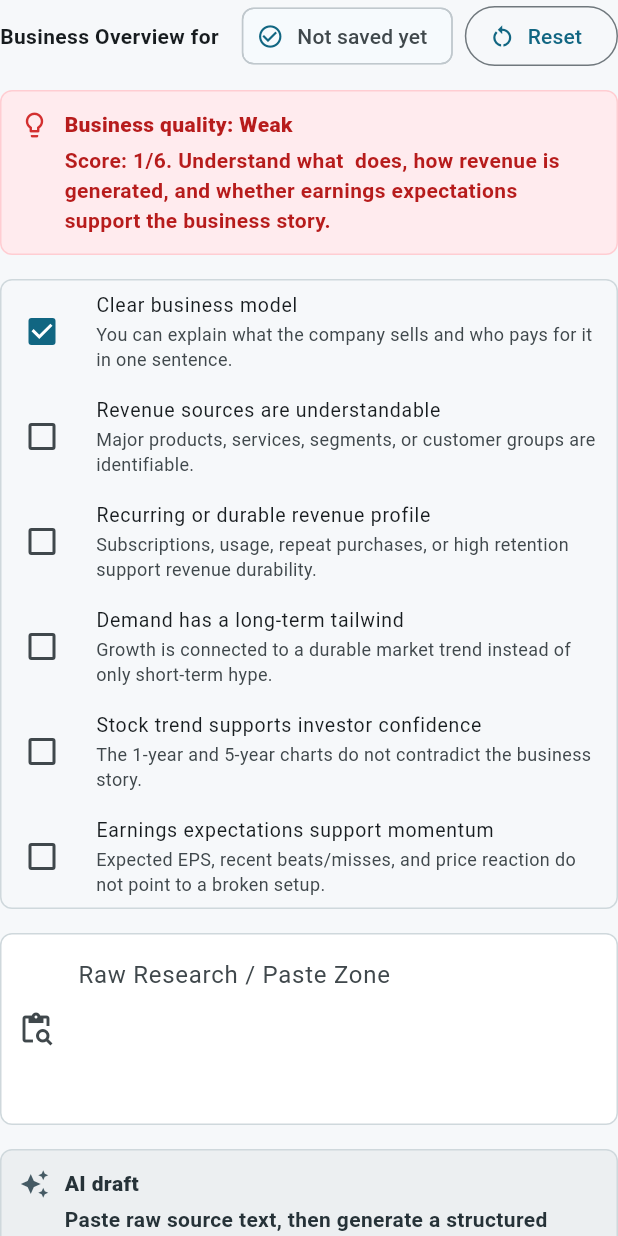
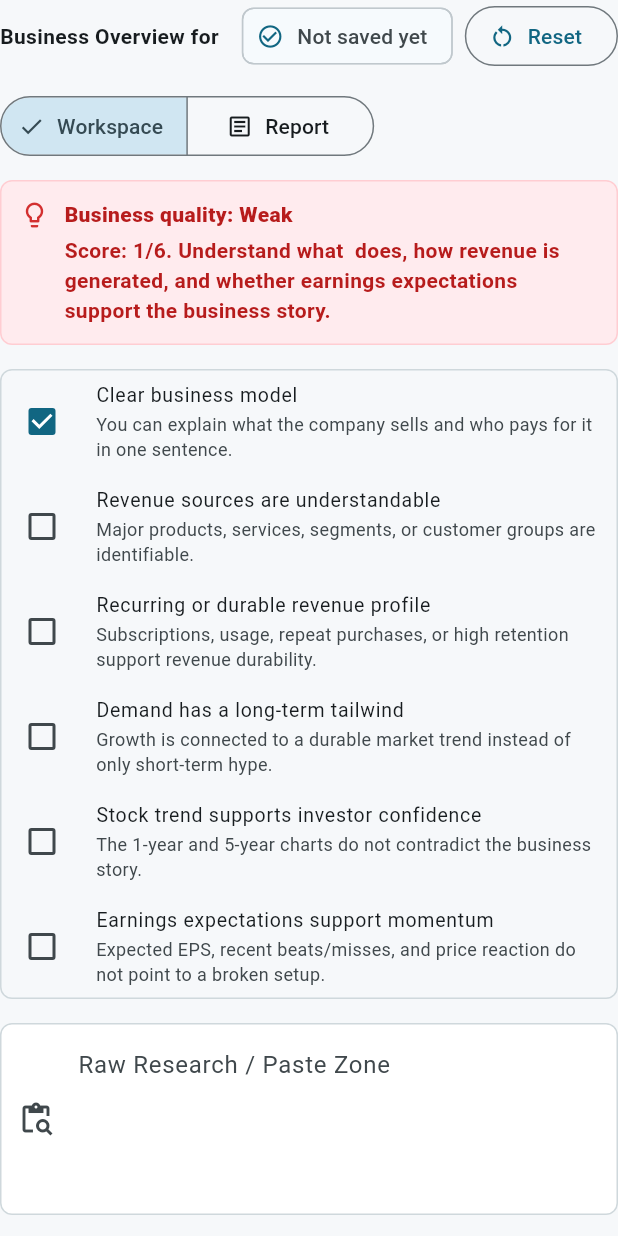
Before and after one commit to lamadipen/stock_analyzer, a Flutter app: the BusinessOverviewContent widget shown alone on an empty page, opened directly with empty values, on a phone screen of 412 x 824 dp. Run offline on Flutter 3.47's test engine with Material 3 defaults, Android fonts, the phone set to English and light mode, and no system bars; our stand-ins replace shared_preferences; accounts and stored records are empty.

Commit message:
Create a Notion-style bullet summary renderer   Your screenshot has a clean bullet report style. The app could generate a polished read-only summary from saved fields, so each section has both “workspace mode” and “report mode”.

```diff
--- a/stock_analyzer_app/lib/features/stock_analyzer/presentation/widgets/business_overview_content.dart
+++ b/stock_analyzer_app/lib/features/stock_analyzer/presentation/widgets/business_overview_content.dart
@@ -4,7 +4,7 @@ import 'package:flutter/material.dart';
 import 'package:stock_analyzer_app/core/services/ollama_ai_service.dart';
 import 'package:stock_analyzer_app/core/services/stock_analysis_storage.dart';
 import 'package:stock_analyzer_app/core/utils/ticker_links.dart';
-import 'package:stock_analyzer_app/features/stock_analyzer/presentation/theme/analysis_colors.dart';
+import 'package:stock_analyzer_app/features/stock_analyzer/presentation/widgets/notion_bullet_summary.dart';
 import 'package:stock_analyzer_app/features/stock_analyzer/presentation/widgets/section_save_status_chip.dart';
 import 'package:stock_analyzer_app/features/stock_analyzer/presentation/widgets/shared_analysis_widgets.dart';
 
@@ -43,6 +43,7 @@ class _BusinessOverviewContentState extends State<BusinessOverviewContent> {
   bool _isGenerating = false;
   bool _hasSavedData = false;
   bool _suspendAutosave = false;
+  bool _showReportMode = false;
   DateTime? _lastSavedAt;
   String? _errorMessage;
   late List<_BusinessChecklistItem> _items = _defaultItems();
@@ -312,27 +313,6 @@ class _BusinessOverviewContentState extends State<BusinessOverviewContent> {
     };
   }
 
-  String get _reportPreview {
-    final values = [
-      ('Business model', _businessModelController.text),
-      ('Revenue sources', _revenueSourcesController.text),
-      ('Main segment', _mainSegmentController.text),
-      ('Growth driver', _growthDriverController.text),
-      ('Earnings signal', _earningsSignalController.text),
-      ('Stock trend', _stockTrendController.text),
-    ];
-
-    final filled = values
-        .where((entry) => entry.$2.trim().isNotEmpty)
-        .map((entry) => '- ${entry.$1}: ${entry.$2.trim()}')
-        .join('\n');
-
-    return [
-      '${widget.ticker.toUpperCase()} business quality: $_qualityLabel ($_qualityScore/${_items.length}).',
-      if (filled.isNotEmpty) filled,
-    ].join('\n\n');
-  }
-
   @override
   void dispose() {
     _saveDebounce?.cancel();
@@ -378,6 +358,16 @@ class _BusinessOverviewContentState extends State<BusinessOverviewContent> {
           ],
         ),
         const SizedBox(height: 12),
+        _SectionModeToggle(
+          showReportMode: _showReportMode,
+          onChanged: (value) => setState(() => _showReportMode = value),
+        ),
+        const SizedBox(height: 12),
+        if (_showReportMode) ...[
+          _businessOverviewReport(),
+          const SizedBox(height: 16),
+          ReferenceLinks(title: 'Business Overview References:', links: links),
+        ] else ...[
           AppNote(
             title: 'Business quality: $_qualityLabel',
             icon: Icons.lightbulb_outline,
@@ -511,7 +501,7 @@ class _BusinessOverviewContentState extends State<BusinessOverviewContent> {
             ],
           ),
           const SizedBox(height: 16),
-        _ReportPreviewCard(report: _reportPreview),
+          _businessOverviewReport(),
           const SizedBox(height: 16),
           const AppNote(
             tone: AppNoteTone.info,
@@ -530,7 +520,71 @@ class _BusinessOverviewContentState extends State<BusinessOverviewContent> {
           const SizedBox(height: 16),
           ReferenceLinks(title: 'Business Overview References:', links: links),
         ],
+      ],
     );
+  }
+
+  Widget _businessOverviewReport() {
+    return NotionBulletSummary(
+      title: '${widget.ticker.toUpperCase()} Business Overview',
+      subtitle:
+          'Business quality: $_qualityLabel ($_qualityScore/${_items.length}).',
+      bullets: [
+        NotionSummaryBullet(
+          label: 'Business model',
+          value: _businessModelController.text.trim(),
+          icon: Icons.business_center_outlined,
+          tone: AppSummaryTone.info,
+        ),
+        NotionSummaryBullet(
+          label: 'Revenue sources',
+          value: _revenueSourcesController.text.trim(),
+          icon: Icons.payments_outlined,
+          tone: AppSummaryTone.info,
+        ),
+        NotionSummaryBullet(
+          label: 'Main segment',
+          value: _mainSegmentController.text.trim(),
+          icon: Icons.account_tree_outlined,
+          tone: AppSummaryTone.neutral,
+        ),
+        NotionSummaryBullet(
+          label: 'Growth driver',
+          value: _growthDriverController.text.trim(),
+          icon: Icons.trending_up,
+          tone: AppSummaryTone.success,
+        ),
+        NotionSummaryBullet(
+          label: 'Earnings signal',
+          value: _earningsSignalController.text.trim(),
+          icon: Icons.event_available_outlined,
+          tone: AppSummaryTone.warning,
+        ),
+        NotionSummaryBullet(
+          label: 'Stock trend',
+          value: _stockTrendController.text.trim(),
+          icon: Icons.show_chart,
+          tone: AppSummaryTone.neutral,
+        ),
+        NotionSummaryBullet(
+          label: 'Checked quality signals',
+          value: _checkedQualitySignals,
+          icon: Icons.checklist,
+          tone: _qualityLabel == 'Strong'
+              ? AppSummaryTone.success
+              : _qualityLabel == 'Weak'
+              ? AppSummaryTone.risk
+              : AppSummaryTone.warning,
+        ),
+      ],
+    );
+  }
+
+  String get _checkedQualitySignals {
+    final checked = _items.where((item) => item.isChecked).map((item) {
+      return item.title;
+    }).toList();
+    return checked.isEmpty ? '' : checked.join(', ');
   }
 
   Widget _textField({
@@ -702,38 +756,32 @@ class _AiDraftControls extends StatelessWidget {
   }
 }
 
-class _ReportPreviewCard extends StatelessWidget {
-  const _ReportPreviewCard({required this.report});
+class _SectionModeToggle extends StatelessWidget {
+  const _SectionModeToggle({
+    required this.showReportMode,
+    required this.onChanged,
+  });
 
-  final String report;
+  final bool showReportMode;
+  final ValueChanged<bool> onChanged;
 
   @override
   Widget build(BuildContext context) {
-    return Container(
-      width: double.infinity,
-      padding: const EdgeInsets.all(12),
-      decoration: BoxDecoration(
-        color: AnalysisColors.reference.shade50,
-        border: Border.all(color: AnalysisColors.reference.shade100),
-        borderRadius: BorderRadius.circular(8),
+    return SegmentedButton<bool>(
+      segments: const [
+        ButtonSegment(
+          value: false,
+          icon: Icon(Icons.edit_note),
+          label: Text('Workspace'),
         ),
-      child: Column(
-        crossAxisAlignment: CrossAxisAlignment.start,
-        children: [
-          const Row(
-            children: [
-              Icon(Icons.article_outlined, size: 20),
-              SizedBox(width: 8),
-              Text(
-                'Report Preview',
-                style: TextStyle(fontWeight: FontWeight.w700),
+        ButtonSegment(
+          value: true,
+          icon: Icon(Icons.article_outlined),
+          label: Text('Report'),
         ),
       ],
-          ),
-          const SizedBox(height: 8),
-          SelectableText(report),
-        ],
-      ),
+      selected: {showReportMode},
+      onSelectionChanged: (values) => onChanged(values.first),
     );
   }
 }
--- /dev/null
+++ b/stock_analyzer_app/lib/features/stock_analyzer/presentation/widgets/notion_bullet_summary.dart
@@ -0,0 +1,136 @@
+import 'package:flutter/material.dart';
+import 'package:stock_analyzer_app/features/stock_analyzer/presentation/theme/analysis_colors.dart';
+
+class NotionSummaryBullet {
+  const NotionSummaryBullet({
+    required this.label,
+    required this.value,
+    this.icon = Icons.circle,
+    this.tone = AppSummaryTone.neutral,
+  });
+
+  final String label;
+  final String value;
+  final IconData icon;
+  final AppSummaryTone tone;
+}
+
+enum AppSummaryTone { neutral, success, warning, risk, info }
+
+class NotionBulletSummary extends StatelessWidget {
+  const NotionBulletSummary({
+    super.key,
+    required this.title,
+    required this.bullets,
+    this.subtitle,
+    this.emptyMessage = 'No saved notes yet.',
+  });
+
+  final String title;
+  final String? subtitle;
+  final List<NotionSummaryBullet> bullets;
+  final String emptyMessage;
+
+  @override
+  Widget build(BuildContext context) {
+    final visibleBullets = bullets
+        .where((bullet) => bullet.value.trim().isNotEmpty)
+        .toList();
+
+    return Container(
+      width: double.infinity,
+      padding: const EdgeInsets.all(16),
+      decoration: BoxDecoration(
+        color: Colors.white,
+        border: Border.all(color: Colors.blueGrey.shade100),
+        borderRadius: BorderRadius.circular(8),
+      ),
+      child: Column(
+        crossAxisAlignment: CrossAxisAlignment.start,
+        children: [
+          Text(
+            title,
+            style: Theme.of(
+              context,
+            ).textTheme.titleMedium?.copyWith(fontWeight: FontWeight.w800),
+          ),
+          if (subtitle != null && subtitle!.trim().isNotEmpty) ...[
+            const SizedBox(height: 6),
+            SelectableText(
+              subtitle!,
+              style: TextStyle(
+                color: Colors.blueGrey.shade700,
+                fontWeight: FontWeight.w500,
+              ),
+            ),
+          ],
+          const SizedBox(height: 12),
+          if (visibleBullets.isEmpty)
+            Text(
+              emptyMessage,
+              style: TextStyle(
+                color: Colors.blueGrey.shade600,
+                fontStyle: FontStyle.italic,
+              ),
+            )
+          else
+            Column(
+              children: visibleBullets.map((bullet) {
+                return Padding(
+                  padding: const EdgeInsets.only(bottom: 10),
+                  child: _SummaryBulletRow(bullet: bullet),
+                );
+              }).toList(),
+            ),
+        ],
+      ),
+    );
+  }
+}
+
+class _SummaryBulletRow extends StatelessWidget {
+  const _SummaryBulletRow({required this.bullet});
+
+  final NotionSummaryBullet bullet;
+
+  @override
+  Widget build(BuildContext context) {
+    final color = _colorForTone(bullet.tone);
+    return Row(
+      crossAxisAlignment: CrossAxisAlignment.start,
+      children: [
+        Padding(
+          padding: const EdgeInsets.only(top: 2),
+          child: Icon(bullet.icon, size: 18, color: color.shade700),
+        ),
+        const SizedBox(width: 10),
+        Expanded(
+          child: SelectableText.rich(
+            TextSpan(
+              style: DefaultTextStyle.of(
+                context,
+              ).style.copyWith(color: Colors.grey.shade900, height: 1.35),
+              children: [
+                TextSpan(
+                  text: '${bullet.label}: ',
+                  style: const TextStyle(fontWeight: FontWeight.w800),
+                ),
+                TextSpan(text: bullet.value),
+              ],
+            ),
+          ),
+        ),
+      ],
+    );
+  }
+
+  MaterialColor _colorForTone(AppSummaryTone tone) {
+    return switch (tone) {
+      AppSummaryTone.success => AnalysisColors.favorable,
+      AppSummaryTone.warning => AnalysisColors.caution,
+      AppSummaryTone.risk => AnalysisColors.risk,
+      AppSummaryTone.info => Colors.blue,
+      AppSummaryTone.neutral => AnalysisColors.reference,
+    };
+  }
+}
```
Also changed, not shown: stock_analyzer_app/lib/features/stock_analyzer/presentation/widgets/decision_summary_content.dart (+115 -1 lines). Lines whose indentation alone changed are shown as unchanged.
